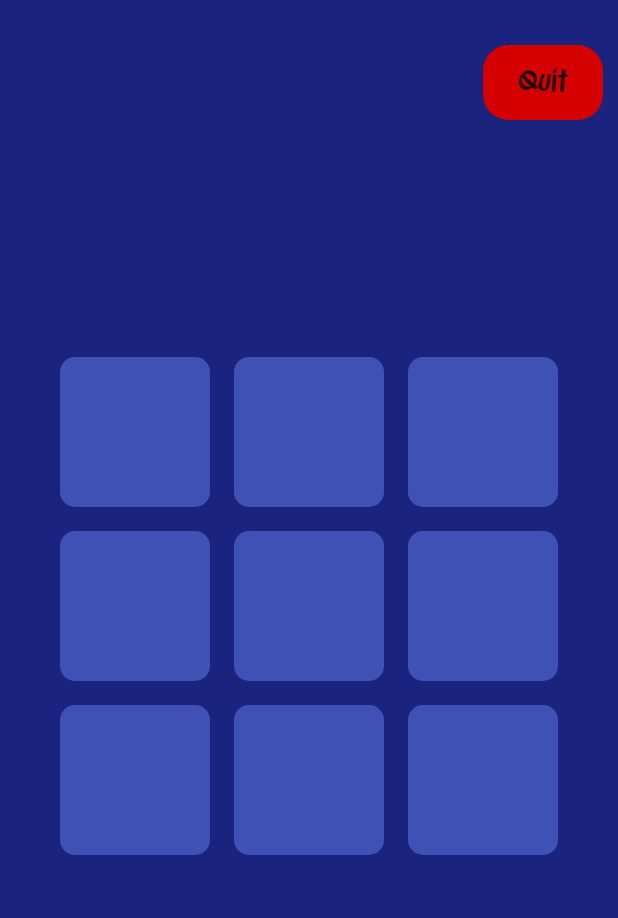
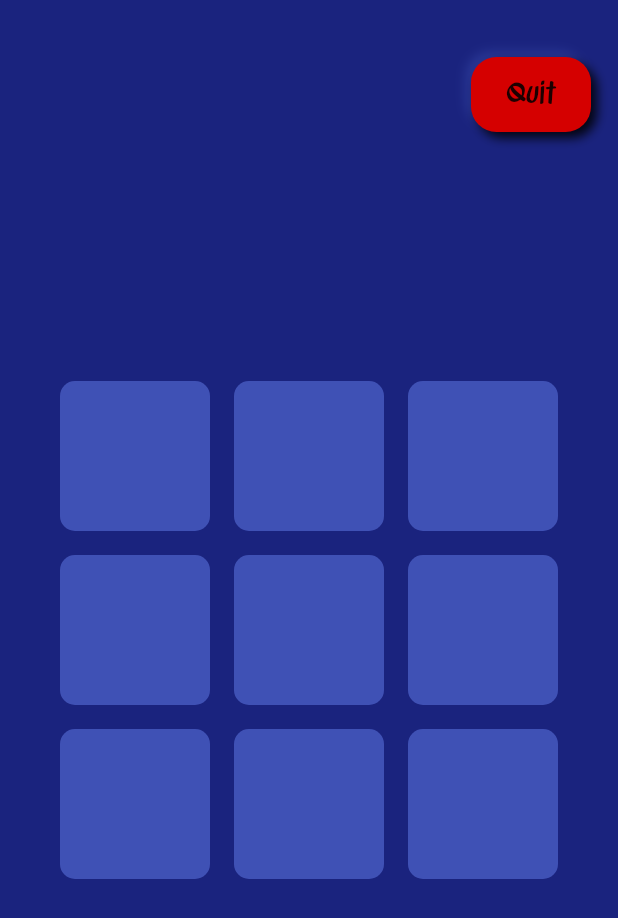
Before and after one commit to ayushx4/tic_tac_toe_game, a Flutter app: the screen it shows after launch, after a tap on "Play", on a phone screen of 412 x 824 dp. Shown: the top 918 px of the screen. Run offline on Flutter 3.47's test engine with Material 2 defaults, Android fonts, the light colour scheme and no system bars; our stand-ins replace flutter_inset_box_shadow.

Commit message:
add button new design

```diff
--- a/lib/common/constants/values.dart
+++ b/lib/common/constants/values.dart
@@ -5,6 +5,9 @@ import 'package:flutter/material.dart';
 class Values{
 
   static Color bgColor = Colors.indigo.shade900;
+  static Color bgColorL1 = Colors.indigo.shade400;
+  static Color bgColorL2 = Colors.indigo.shade200;
+  static Color bgColorL3 = Colors.indigo.shade50;
 
   //OX box
   static double boxHeight = 100;
@@ -17,7 +20,7 @@ class Values{
   static Color blackText = Colors.black;
 
   //Game and player
-  static String winner="";
+  static String? winner;
   static String player1="player1";
   static String player2="player2";
   static String turn=player1;
--- a/lib/common/widgets/button.dart
+++ b/lib/common/widgets/button.dart
@@ -1,5 +1,7 @@
-import 'package:flutter/cupertino.dart';
-import 'package:flutter/material.dart';
+import 'package:flutter/material.dart' hide BoxDecoration, BoxShadow;
+import 'package:flutter_inset_box_shadow/flutter_inset_box_shadow.dart';
+
+
 
 class Button extends StatefulWidget {
   String text;
@@ -31,17 +33,50 @@ class Button extends StatefulWidget {
 }
 
 class _ButtonState extends State<Button> {
+
+  bool isPressed =false;
+
+
   @override
   Widget build(BuildContext context) {
-    return     InkWell(
+    double blurRadius= isPressed ? 0.5 : 5.0;
+    Offset distance =isPressed ? Offset(2, 2) : Offset(4, 4);
+
+    return     Padding(
+      padding: const EdgeInsets.all(8.0),
+      child: InkWell(
+
         onTap: widget.onPressed,
-      child: Container(
+
+        child: Listener(
+          //when we press
+          onPointerDown: (_)=>setState(() {isPressed=true;}),
+          //when we release
+          onPointerUp: (_)=>setState(() {isPressed=false;}),
+
+          child: AnimatedContainer(
+            duration: const Duration(milliseconds: 150),
             height: widget.height,
             width: widget.width,
             decoration: BoxDecoration(
                 color: widget.buttonColor,
                 borderRadius: BorderRadius.all(Radius.circular(widget.borderRadius ?? 17)),
+                boxShadow: [
+                  BoxShadow(
+                    blurRadius: blurRadius,
+                    offset: -distance,
+                    color: Colors.indigo.shade800,
+                    inset :isPressed,
                   ),
+                  BoxShadow(
+                    blurRadius: blurRadius,
+                    offset: distance,
+                    color: Colors.black87,
+                    inset : isPressed,
+                  ),
+                ]
+            ),
+
             child: Center(
                 child: Text(
                   widget.text,
@@ -52,6 +87,8 @@ class _ButtonState extends State<Button> {
                   ),)
             ),
           ),
+        ),
+      ),
     );
 
 
--- /dev/null
+++ b/lib/common/widgets/name_plate.dart
@@ -0,0 +1,36 @@
+import 'package:flutter/material.dart';
+
+import '../constants/values.dart';
+
+class NamePlate extends StatefulWidget {
+  String name;
+  String? fontFamily;
+  Color? fontColor;
+  double? fontSize;
+
+
+  NamePlate({required this.name,this.fontSize,this.fontFamily,this.fontColor});
+  @override
+  State<NamePlate> createState() => _NamePlateState();
+}
+
+class _NamePlateState extends State<NamePlate> {
+  @override
+  Widget build(BuildContext context) {
+    return Container(
+      padding: EdgeInsets.all(10),
+      decoration: BoxDecoration(
+        color: (widget.name == Values.turn) ? Colors.indigo[100]!.withOpacity(0.5) : Colors.transparent ,
+            borderRadius: BorderRadius.all(Radius.circular(5))
+      ),
+      child: Text(
+        widget.name,
+        style: TextStyle(
+            fontSize : widget.fontSize,
+            fontFamily: widget.fontFamily,
+            color: widget.fontColor,
+        ),
+      ),
+    );
+  }
+}
--- a/lib/pages/player_detail.dart
+++ b/lib/pages/player_detail.dart
@@ -15,33 +15,45 @@ class _PlayerDetailState extends State<PlayerDetail> {
   var player1 =TextEditingController();
   var player2=TextEditingController();
 
+ @override
+  void setState(VoidCallback fn) {
+   Values.boxDetail = [
+     "0","0","0",
+     "0","0","0",
+     "0","0","0",
+   ];
+   Values.winner=null;
+  }
+
   @override
   Widget build(BuildContext context) {
     return Scaffold(
-      appBar: AppBar(
-        title: Text("Players detail"),
-      ),
+      backgroundColor: Values.bgColor,
+      // appBar: AppBar(
+      //   title: Text("Players detail"),
+      // ),
       body: SafeArea(
         child: Center(
           child: Column(
+            mainAxisAlignment: MainAxisAlignment.center,
             children: [
               TextField(
                 controller: player1,
               ),
-              SizedBox(height: 10,),
+              SizedBox(height: 15,),
               TextField(
                 controller: player2,
               ),
-              SizedBox(height: 15,),
+              SizedBox(height: 40,),
               Button(
                   text: "Play",
-                  buttonColor: Values.blueButton,
+                  buttonColor: Colors.white,
                   textColor: Values.blackText,
                   onPressed: (){
                 setState(() {
                   Values.player1=player1.text.trim();
                   Values.player2=player2.text.trim();
-                  Values.turn="player1";
+                  Values.turn=Values.player1;
                 });
                 Navigator.pushReplacement(
                     context,
```
Also changed, not shown: lib/pages/game_room.dart (+83 -19 lines), pubspec.yaml (+14 -0 lines), assets/fonts/ModernAntiqua-Regular.ttf (added), assets/fonts/MuseoModerno-Italic-VariableFont_wght.ttf (added), assets/fonts/MuseoModerno-VariableFont_wght.ttf (added), pubspec.lock. Lines whose indentation alone changed are shown as unchanged.
